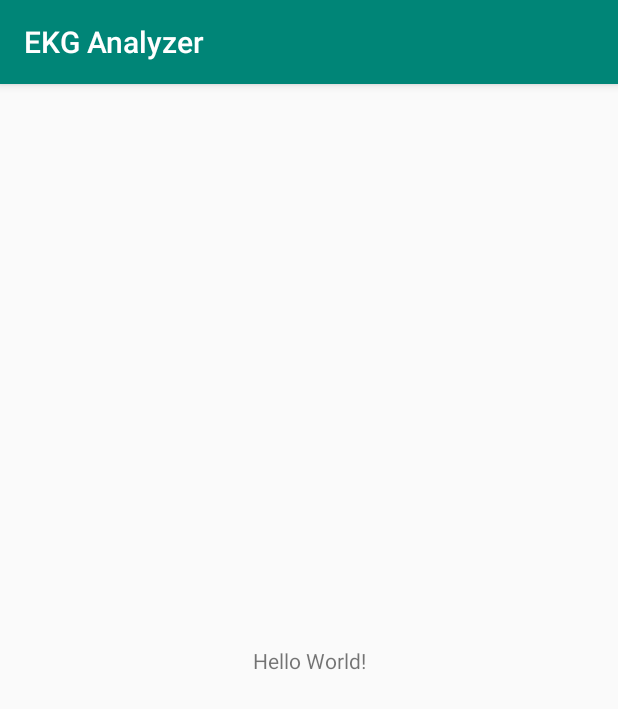
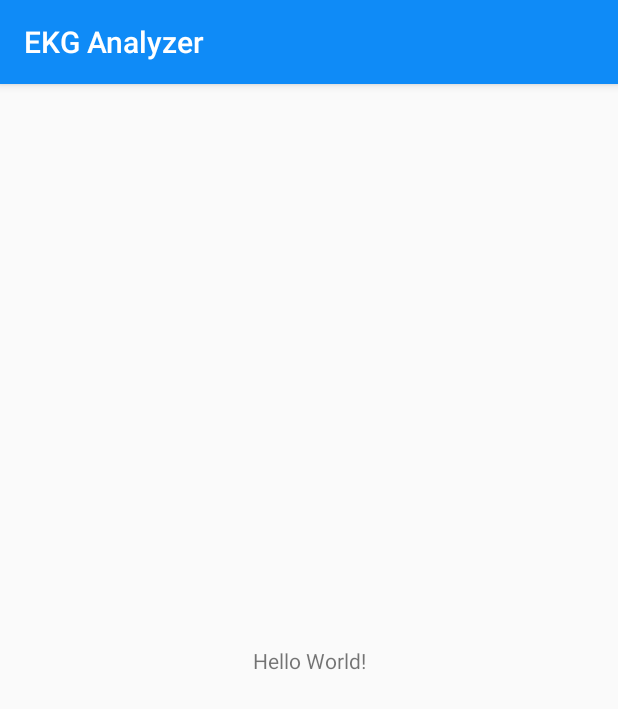
Before and after one commit to deograstius/cmsc495_7980, an Android app: the screen it shows after launch (MainActivity), on a phone screen of 412 x 824 dp. Shown: the top 709 px of the screen. Run offline under Robolectric (Android 15) with nearby library versions, the phone set to English and light mode, and no system bars.

Commit message:
Added some colors

```diff
--- a/Android/app/src/main/res/values/colors.xml
+++ b/Android/app/src/main/res/values/colors.xml
@@ -1,6 +1,6 @@
 <?xml version="1.0" encoding="utf-8"?>
 <resources>
-    <color name="colorPrimary">#008577</color>
-    <color name="colorPrimaryDark">#00574B</color>
-    <color name="colorAccent">#D81B60</color>
+    <color name="colorPrimary">#0f8bf7</color>
+    <color name="colorPrimaryDark">#0f8bf7</color>
+    <color name="colorAccent">#f72a0f</color>
 </resources>
```
